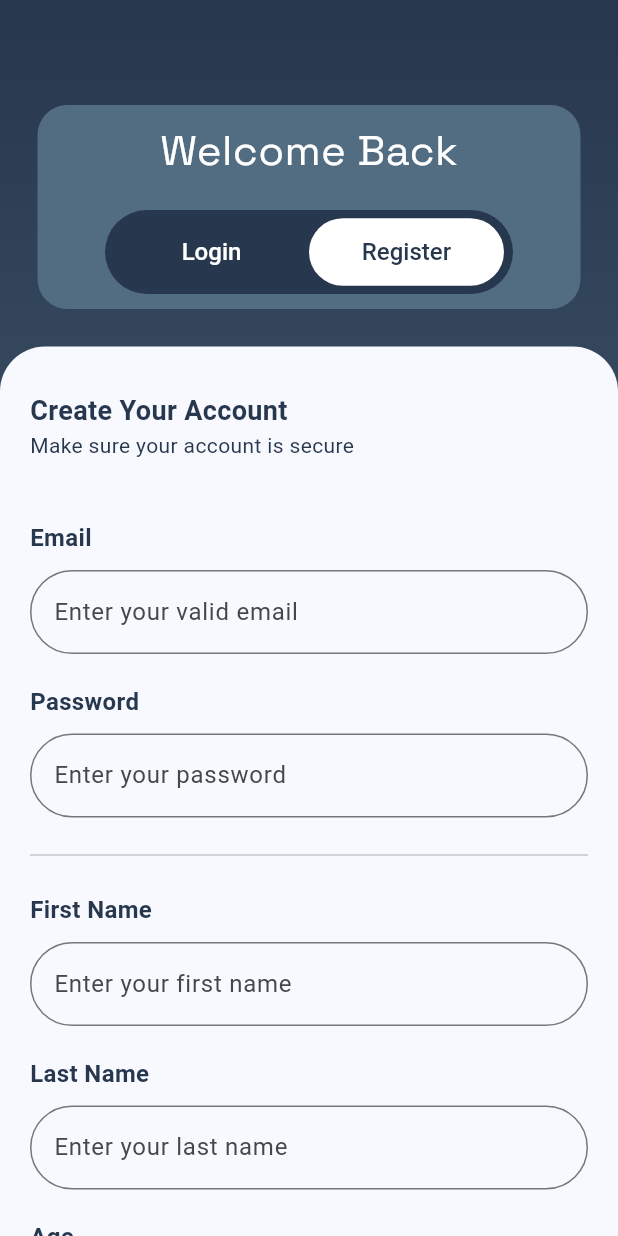
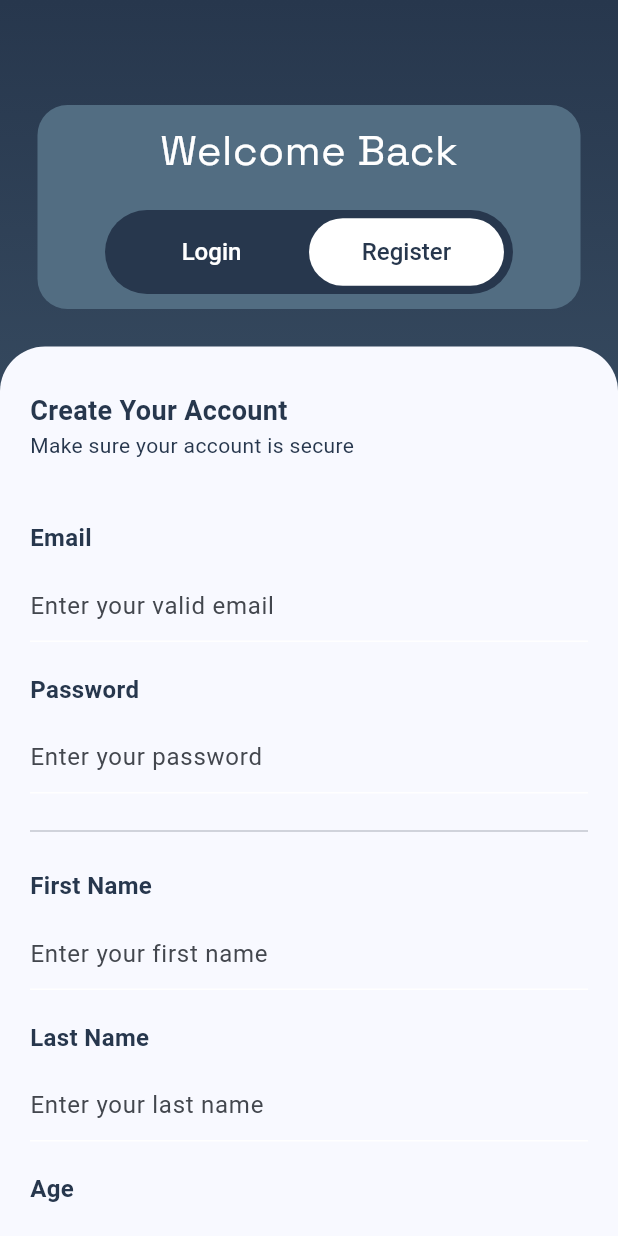
Before and after one commit to faustojc/workout_routine, a Flutter app: the MainAuth screen opened directly, after a tap on "Register", on a phone screen of 412 x 824 dp. Run offline on Flutter 3.47's test engine with Material 3 defaults, Android fonts, the phone set to English and light mode, and no system bars; our stand-ins replace auto_size_text, connectivity_plus, internet_connection_checker_plus, supabase_flutter; missing offline and left inert: powersync; accounts and stored records are empty; statements that could not run were skipped.

Commit message:
Added options

```diff
--- a/lib/widgets/components/input_form_field.dart
+++ b/lib/widgets/components/input_form_field.dart
@@ -20,7 +20,9 @@ class InputFormField extends StatefulWidget {
   final IconData? icon;
   final IconData? suffixIcon;
   final String? label;
+  final TextStyle? labelStyle;
   final String? hint;
+  final TextStyle? hintStyle;
   final Color? fillColor;
   final TextEditingController? controller;
   final String? Function(String?)? validator;
@@ -33,7 +35,9 @@ class InputFormField extends StatefulWidget {
     this.readOnly = false,
     this.decoration = FieldDecoration.outlined,
     this.label,
+    this.labelStyle,
     this.hint,
+    this.hintStyle,
     this.controller,
     this.validator,
     this.onTap,
@@ -62,7 +66,7 @@ class _InputFormFieldState extends State<InputFormField> {
     _controller = widget.controller ?? TextEditingController();
 
     if (widget.suffixIcon != null) {
-      _suffixIcon = Icon(widget.suffixIcon);
+      _suffixIcon = Icon(widget.suffixIcon, color: ThemeColor.white);
     } else {
       _suffixIcon = null;
     }
@@ -73,12 +77,12 @@ class _InputFormFieldState extends State<InputFormField> {
         setState(() {
           if (widget.type == FieldType.password) {
             _suffixIcon = IconButton(
-              icon: Icon(_obscureText ? Icons.visibility : Icons.visibility_off),
+              icon: Icon(_obscureText ? Icons.visibility : Icons.visibility_off, color: ThemeColor.white),
               onPressed: _setObscureText,
             );
           } else if (widget.type == FieldType.text && _controller.text.isNotEmpty) {
             _suffixIcon = IconButton(
-              icon: const Icon(Icons.clear),
+              icon: const Icon(Icons.clear, color: ThemeColor.white),
               onPressed: _clearText,
             );
           }
@@ -102,7 +106,7 @@ class _InputFormFieldState extends State<InputFormField> {
     setState(() {
       _obscureText = !_obscureText;
       _suffixIcon = IconButton(
-        icon: Icon(_obscureText ? Icons.visibility : Icons.visibility_off),
+        icon: Icon(_obscureText ? Icons.visibility : Icons.visibility_off, color: ThemeColor.white),
         onPressed: _setObscureText,
       );
     });
@@ -123,14 +127,18 @@ class _InputFormFieldState extends State<InputFormField> {
       controller: widget.controller,
       keyboardType: (widget.type == FieldType.int || widget.type == FieldType.double) ? TextInputType.number : TextInputType.text,
       decoration: InputDecoration(
-        prefixIcon: widget.icon != null ? Icon(widget.icon) : null,
+        prefixIcon: widget.icon != null ? Icon(widget.icon, color: ThemeColor.white) : null,
         suffixIcon: _suffixIcon,
         labelText: widget.label,
         hintText: widget.hint,
         filled: widget.decoration == FieldDecoration.filled || widget.decoration == FieldDecoration.borderless,
         border: _border,
         fillColor: _fillColor,
+        labelStyle: widget.labelStyle,
+        hintStyle: widget.hintStyle,
+        enabledBorder: (_fillColor != null) ? const UnderlineInputBorder(borderSide: BorderSide(color: ThemeColor.white)) : null,
       ),
+      style: const TextStyle(color: ThemeColor.white),
       obscureText: _obscureText,
       validator: widget.validator,
       onChanged: (String value) {
```
